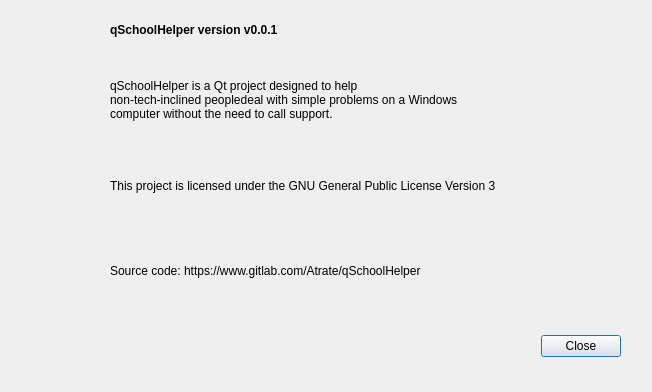
The window that ui/about_dialog.ui (Atrate/qSchoolHelper) describes before a commit, drawn with Qt 5.
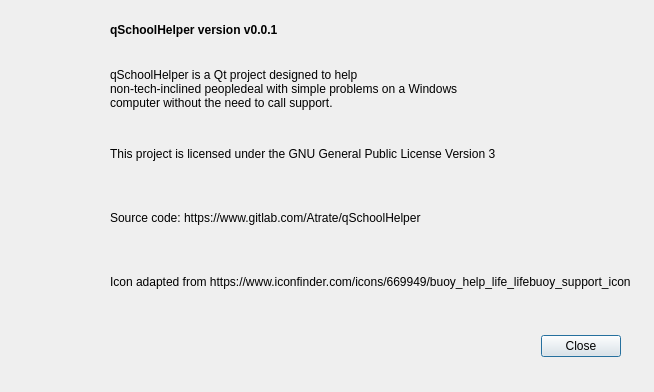
The same window after the commit. Icons and pictures are not drawn.

```diff
--- a/ui/about_dialog.ui
+++ b/ui/about_dialog.ui
@@ -6,7 +6,7 @@
    <rect>
     <x>0</x>
     <y>0</y>
-    <width>652</width>
+    <width>654</width>
     <height>392</height>
    </rect>
   </property>
@@ -53,7 +53,7 @@
     <rect>
      <x>110</x>
      <y>60</y>
-     <width>504</width>
+     <width>521</width>
      <height>251</height>
     </rect>
    </property>
@@ -90,6 +90,16 @@
       </property>
      </widget>
     </item>
+    <item>
+     <widget class="QLabel" name="label">
+      <property name="text">
+       <string>Icon adapted from https://www.iconfinder.com/icons/669949/buoy_help_life_lifebuoy_support_icon</string>
+      </property>
+      <property name="wordWrap">
+       <bool>true</bool>
+      </property>
+     </widget>
+    </item>
    </layout>
   </widget>
   <widget class="QLabel" name="label_icon">
```
